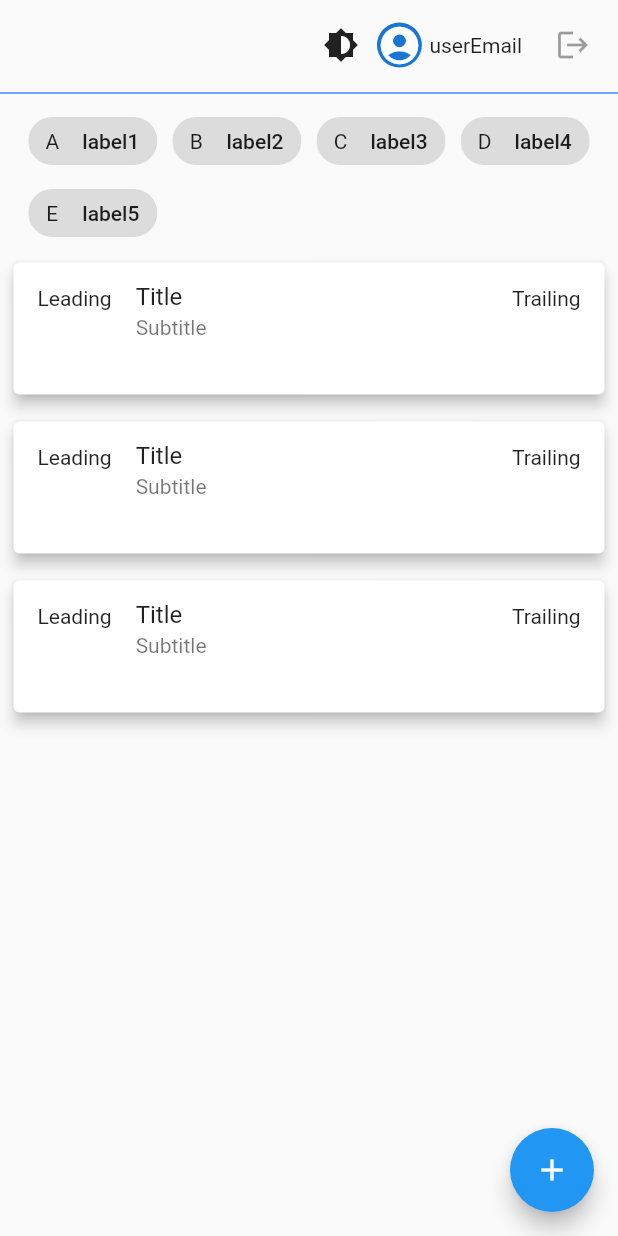
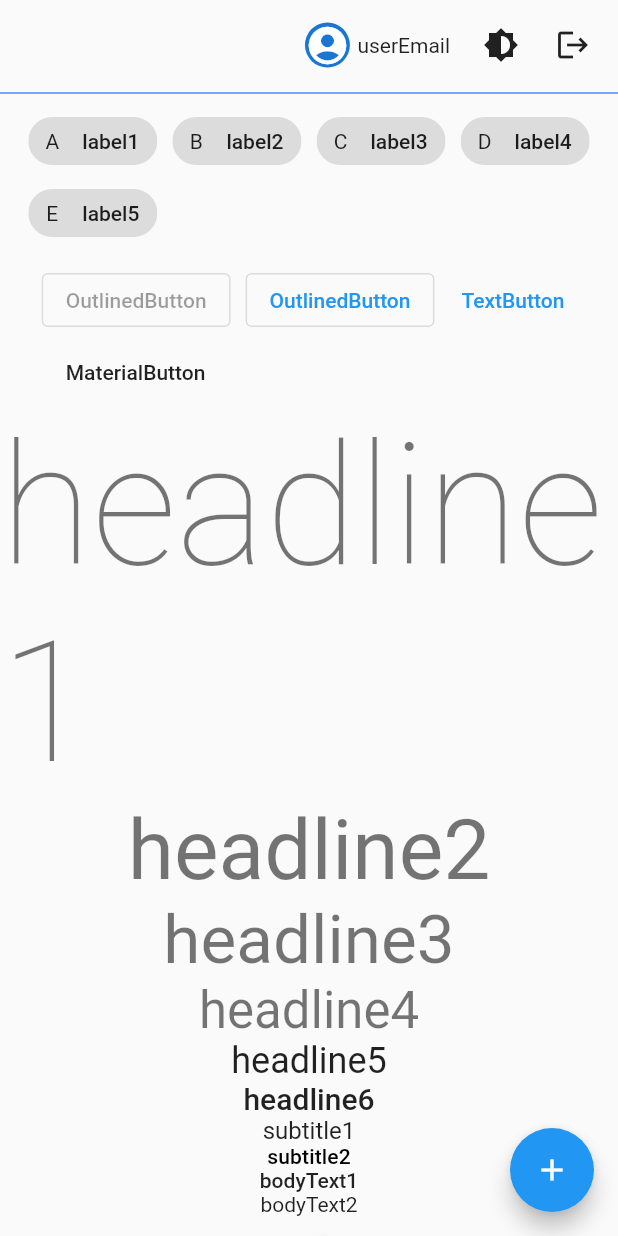
Before and after one commit to pierrickmartino/trip_theme, a Flutter app: the screen it shows after launch, on a phone screen of 412 x 824 dp. Run offline on Flutter 3.47's test engine with Material 2 defaults, Android fonts, the phone set to English and light mode, and no system bars; our stand-ins replace adaptive_theme.

Commit message:
add text and some buttons

```diff
--- a/lib/main.dart
+++ b/lib/main.dart
@@ -49,6 +49,8 @@ class _MyHomePageState extends State<MyHomePage> {
 
   @override
   Widget build(BuildContext context) {
+    bool _giveVerse = true;
+
     return Scaffold(
         // appBar: AppBar(
         //   title: Text(widget.title),
@@ -63,11 +65,6 @@ class _MyHomePageState extends State<MyHomePage> {
                   children: <Widget>[
                     Row(
                       children: [
-                        IconButton(
-                            icon: const Icon(Icons.brightness_medium),
-                            onPressed: () {
-                              AdaptiveTheme.of(context).toggleThemeMode();
-                            }),
                         const CircleAvatar(
                           radius: 15,
                           child: Icon(
@@ -78,8 +75,16 @@ class _MyHomePageState extends State<MyHomePage> {
                         const SizedBox(width: 5),
                         const Text('userEmail'),
                         const SizedBox(width: 10),
-                        const IconButton(
-                            icon: Icon(Icons.logout), onPressed: null),
+                        IconButton(
+                            icon: const Icon(Icons.brightness_medium),
+                            onPressed: () {
+                              AdaptiveTheme.of(context).toggleThemeMode();
+                            }),
+                        IconButton(
+                            icon: const Icon(Icons.logout),
+                            onPressed: () {
+                              print('logout');
+                            }),
                       ],
                     )
                   ],
@@ -99,6 +104,53 @@ class _MyHomePageState extends State<MyHomePage> {
                   Chip(avatar: Text('E'), label: Text('label5')),
                 ],
               ),
+              Padding(
+                padding: const EdgeInsets.only(top: 10),
+                child: Wrap(
+                  spacing: 10,
+                  children: [
+                    const OutlinedButton(
+                      onPressed: null,
+                      child: Text('OutlinedButton'),
+                    ),
+                    OutlinedButton(
+                      onPressed: () {
+                        print('OutlinedButton');
+                      },
+                      child: const Text('OutlinedButton'),
+                    ),
+                    TextButton(
+                      onPressed: () {
+                        print('TextButton');
+                      },
+                      child: const Text('TextButton'),
+                    ),
+                    MaterialButton(
+                      onPressed: () {
+                        print('MaterialButton');
+                      },
+                      child: const Text('MaterialButton'),
+                    )
+                  ],
+                ),
+              ),
+              Text('headline1', style: Theme.of(context).textTheme.headline1),
+              Text('headline2', style: Theme.of(context).textTheme.headline2),
+              Text('headline3', style: Theme.of(context).textTheme.headline3),
+              Text('headline4', style: Theme.of(context).textTheme.headline4),
+              Text('headline5', style: Theme.of(context).textTheme.headline5),
+              Text('headline6', style: Theme.of(context).textTheme.headline6),
+              Text('subtitle1', style: Theme.of(context).textTheme.subtitle1),
+              Text('subtitle2', style: Theme.of(context).textTheme.subtitle2),
+              Text('bodyText1', style: Theme.of(context).textTheme.bodyText1),
+              Text('bodyText2', style: Theme.of(context).textTheme.bodyText2),
+              Switch(
+                  value: _giveVerse,
+                  onChanged: (bool newValue) {
+                    setState(() {
+                      _giveVerse = newValue;
+                    });
+                  }),
               const Padding(
                 padding: EdgeInsets.all(5),
                 child: Card(
```
